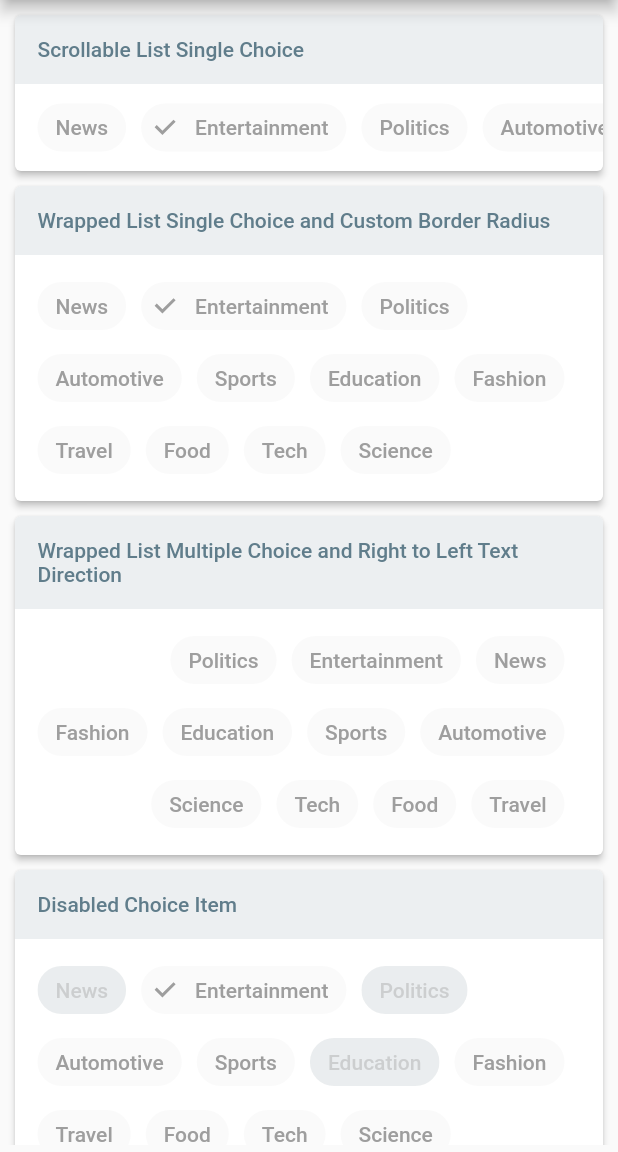
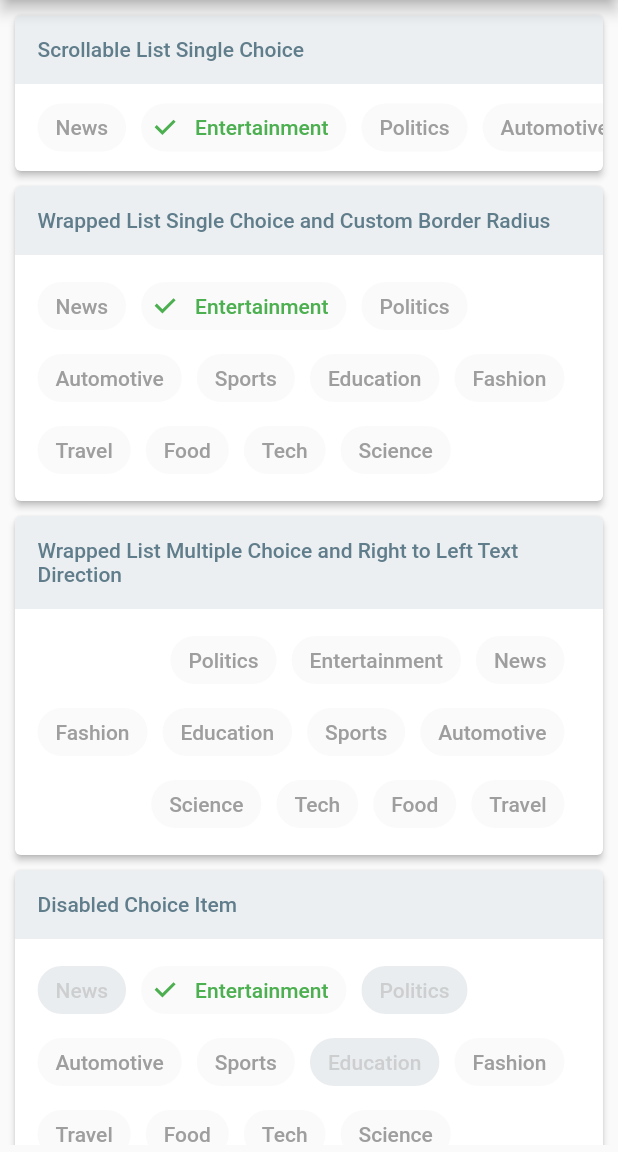
Before and after one commit to JoseBarreto1/chips_choice_null_safety, a Flutter app: the screen it shows after launch, on a phone screen of 412 x 824 dp, the part 84-1236 px from its top. Run offline on Flutter 3.47's test engine with Material 2 defaults, Android fonts, the phone set to English and light mode, and no system bars.

Commit message:
Adjusted style

```diff
--- a/lib/src/widget.dart
+++ b/lib/src/widget.dart
@@ -409,13 +409,13 @@ class ChipsChoiceState<T> extends State<ChipsChoice<T>> {
             C2Chip(
               data: item,
               style: defaultChoiceStyle
-                  .merge(widget.choiceStyle != null? widget.choiceStyle! : C2ChoiceStyle(color: Colors.grey))
+                  .merge(widget.choiceStyle != null? widget.choiceStyle! : C2ChoiceStyle(color: Colors.red))
                   .merge(item.style != null? item.style! : C2ChoiceStyle(color: Colors.grey)),
               activeStyle: defaultActiveChoiceStyle
-                  .merge(widget.choiceStyle != null? widget.choiceStyle! : C2ChoiceStyle(color: Colors.grey))
+                  .merge(widget.choiceStyle != null? widget.choiceStyle! : C2ChoiceStyle(color: Colors.red))
                   .merge(item.style != null? item.style! : C2ChoiceStyle(color: Colors.grey))
-                  .merge(widget.choiceActiveStyle != null? widget.choiceActiveStyle! : C2ChoiceStyle(color: Colors.grey))
-                  .merge(item.activeStyle != null? item.activeStyle! : C2ChoiceStyle(color: Colors.grey)),
+                  .merge(widget.choiceActiveStyle != null? widget.choiceActiveStyle! : C2ChoiceStyle(color: Colors.grey[800]))
+                  .merge(item.activeStyle != null? item.activeStyle! : C2ChoiceStyle(color: Colors.green)),
               label: widget.choiceLabelBuilder?.call(item),
               avatar: widget.choiceAvatarBuilder?.call(item),
             );
--- a/pubspec.yaml
+++ b/pubspec.yaml
@@ -1,6 +1,6 @@
 name: chips_choice_null_safety
 description: Lite version of smart_select package, zero dependencies, an easy way to provide a single or multiple choice chips.
-version: 2.0.1
+version: 2.0.2
 homepage: https://github.com/JoseBarreto1/chips_choice_null_safety
 
 environment:
```
Also changed, not shown: example/pubspec.lock, 1 other file.
